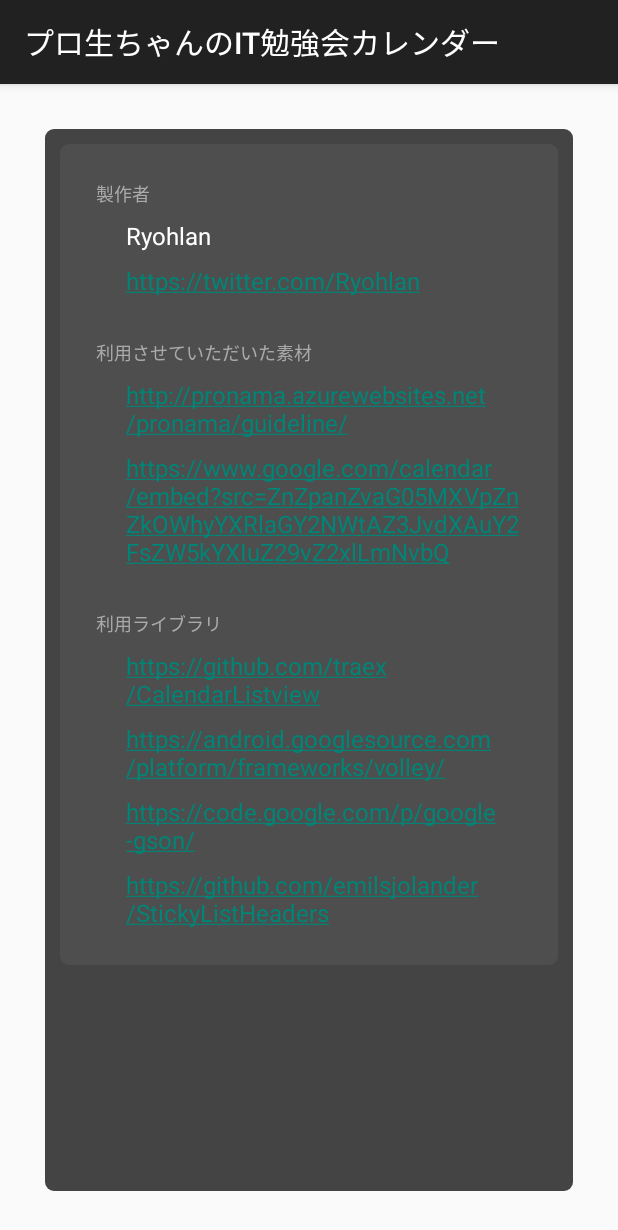
After one commit to fumiya-kume/ProNamaITCalendar, an Android app: the fragment CustomDialogFragment shown on its own in the app's theme, on a phone screen of 412 x 824 dp. The commit adds this screen. Shown: the top 1230 px of the screen. Run offline under Robolectric (Android 15) with nearby library versions, the light colour scheme and no system bars; network calls fail; 1 statement that could not run was skipped.

Commit message:
infoページ

```diff
--- a/app/src/main/AndroidManifest.xml
+++ b/app/src/main/AndroidManifest.xml
@@ -1,6 +1,6 @@
 <?xml version="1.0" encoding="utf-8"?>
 <manifest xmlns:android="http://schemas.android.com/apk/res/android"
-    package="jp.ryohlan.mascotitstudycalendar" >
+    package="jp.ryohlan.mascotitstudycalendar">
 
     <uses-permission android:name="android.permission.INTERNET" />
 
@@ -8,21 +8,17 @@
         android:allowBackup="true"
         android:icon="@drawable/ic_launcher"
         android:label="@string/app_name"
-        android:theme="@style/AppTheme" >
+        android:theme="@style/AppTheme">
         <activity
             android:name=".ListActivity"
             android:label="@string/title_activity_list"
-            android:theme="@style/AppTheme.NoActionBar" >
+            android:theme="@style/AppTheme.NoActionBar">
             <intent-filter>
                 <action android:name="android.intent.action.MAIN" />
 
                 <category android:name="android.intent.category.LAUNCHER" />
             </intent-filter>
         </activity>
-        <activity
-            android:name=".InfoActivity"
-            android:label="@string/title_activity_info" >
-        </activity>
     </application>
 
 </manifest>
--- /dev/null
+++ b/app/src/main/java/jp/ryohlan/mascotitstudycalendar/CustomDialogFragment.java
@@ -0,0 +1,29 @@
+package jp.ryohlan.mascotitstudycalendar;
+
+import android.app.Dialog;
+import android.os.Bundle;
+import android.support.v4.app.DialogFragment;
+import android.view.LayoutInflater;
+import android.view.View;
+import android.view.ViewGroup;
+import android.view.Window;
+
+public class CustomDialogFragment extends android.app.DialogFragment {
+    private static final String TAG = CustomDialogFragment.class.getSimpleName();
+    private final CustomDialogFragment self = this;
+
+    @Override
+    public void onCreate(Bundle savedInstanceState) {
+        super.onCreate(savedInstanceState);
+        setStyle(DialogFragment.STYLE_NORMAL, R.style.clear_dialog_fragment_theme);
+    }
+
+    @Override
+    public View onCreateView(LayoutInflater inflater, ViewGroup container,
+                             Bundle savedInstanceState) {
+        final Dialog dialog = getDialog();
+        dialog.getWindow().requestFeature(Window.FEATURE_NO_TITLE);
+        View view = inflater.inflate(R.layout.info, container);
+        return view;
+    }
+}
--- a/app/src/main/java/jp/ryohlan/mascotitstudycalendar/ListActivity.java
+++ b/app/src/main/java/jp/ryohlan/mascotitstudycalendar/ListActivity.java
@@ -57,6 +57,14 @@ public class ListActivity extends ActionBarActivity {
             public void onClick(View v) {
                 animationView.setBackgroundResource(R.drawable.anim_laugh);
                 ((AnimationDrawable) animationView.getBackground()).start();
+            }
+        });
+        animationView.setOnLongClickListener(new View.OnLongClickListener() {
+            @Override
+            public boolean onLongClick(View v) {
+                CustomDialogFragment fragment = new CustomDialogFragment();
+                fragment.show(getFragmentManager(), "");
+                return true;
             }
         });
         ((AnimationDrawable) animationView.getBackground()).start();
@@ -287,6 +295,9 @@ public class ListActivity extends ActionBarActivity {
     }
 
     public void fetchData() {
+        if (listView.getAdapter() != null)
+            return;
+
         Calendar calendar = Calendar.getInstance();
         RequestQueue q = VolleyHelper.getQueue(getApplicationContext());
         String url = "https://www.googleapis.com/calendar/v3/calendars/fvijvohm91uifvd9hratehf65k%40group.calendar.google.com/events?key=AIzaSyCDvMU1K3yXPSN4caYQmnommnaNyBniYBI&maxResults=500&timeMin=" + calendar.get(Calendar.YEAR) + "-" + (calendar.get(Calendar.MONTH) + 1) + "-01T00:00:00Z";
--- /dev/null
+++ b/app/src/main/res/drawable-hdpi/radius_black.xml
@@ -0,0 +1,6 @@
+<?xml version="1.0" encoding="utf-8"?>
+<shape xmlns:android="http://schemas.android.com/apk/res/android"
+    android:shape="rectangle">
+    <corners android:radius="6dp" />
+    <solid android:color="#FF444444" />
+</shape>
--- /dev/null
+++ b/app/src/main/res/layout/info.xml
@@ -0,0 +1,130 @@
+<?xml version="1.0" encoding="utf-8"?>
+<FrameLayout xmlns:android="http://schemas.android.com/apk/res/android"
+    android:layout_width="match_parent"
+    android:layout_height="match_parent">
+
+    <ScrollView
+        android:layout_width="match_parent"
+        android:layout_height="match_parent"
+        android:layout_margin="30dp"
+        android:background="@drawable/radius_black"
+        android:padding="10dp">
+
+        <LinearLayout
+            android:layout_width="match_parent"
+            android:layout_height="match_parent"
+            android:padding="20dp"
+            android:background="@drawable/radius_gray"
+            android:orientation="vertical">
+
+            <TextView
+                android:layout_width="match_parent"
+                android:layout_height="wrap_content"
+                android:padding="4dp"
+                android:textColor="#aaa"
+                android:textSize="12sp"
+                android:text="製作者" />
+
+            <TextView
+                android:layout_width="match_parent"
+                android:layout_height="wrap_content"
+                android:padding="4dp"
+                android:layout_marginLeft="20dp"
+                android:textColor="#fff"
+                android:textSize="16sp"
+                android:autoLink="all"
+                android:text="Ryohlan" />
+
+            <TextView
+                android:layout_width="match_parent"
+                android:layout_height="wrap_content"
+                android:padding="4dp"
+                android:layout_marginLeft="20dp"
+                android:layout_marginBottom="20dp"
+                android:textColor="#fff"
+                android:textSize="16sp"
+                android:autoLink="all"
+                android:text="https://twitter.com/Ryohlan" />
+
+            <TextView
+                android:layout_width="match_parent"
+                android:layout_height="wrap_content"
+                android:padding="4dp"
+                android:textColor="#aaa"
+                android:textSize="12sp"
+                android:text="利用させていただいた素材" />
+
+            <TextView
+                android:layout_width="match_parent"
+                android:layout_height="wrap_content"
+                android:padding="4dp"
+                android:layout_marginLeft="20dp"
+                android:textColor="#666"
+                android:textSize="16sp"
+                android:autoLink="all"
+                android:text="http://pronama.azurewebsites.net/pronama/guideline/" />
+
+            <TextView
+                android:layout_width="match_parent"
+                android:layout_height="wrap_content"
+                android:padding="4dp"
+                android:layout_marginLeft="20dp"
+                android:layout_marginBottom="20dp"
+                android:textColor="#666"
+                android:textSize="16sp"
+                android:autoLink="all"
+                android:text="https://www.google.com/calendar/embed?src=ZnZpanZvaG05MXVpZnZkOWhyYXRlaGY2NWtAZ3JvdXAuY2FsZW5kYXIuZ29vZ2xlLmNvbQ" />
+
+            <TextView
+                android:layout_width="match_parent"
+                android:layout_height="wrap_content"
+                android:padding="4dp"
+                android:textColor="#aaa"
+                android:textSize="12sp"
+                android:text="利用ライブラリ" />
+
+            <TextView
+                android:layout_width="match_parent"
+                android:layout_height="wrap_content"
+                android:padding="4dp"
+                android:layout_marginLeft="20dp"
+                android:textColor="#666"
+                android:textSize="16sp"
+                android:autoLink="all"
+                android:text="https://github.com/traex/CalendarListview" />
+
+            <TextView
+                android:layout_width="match_parent"
+                android:layout_height="wrap_content"
+                android:padding="4dp"
+                android:layout_marginLeft="20dp"
+                android:textColor="#666"
+                android:textSize="16sp"
+                android:autoLink="all"
+                android:text="https://android.googlesource.com/platform/frameworks/volley/" />
+
+            <TextView
+                android:layout_width="match_parent"
+                android:layout_height="wrap_content"
+                android:padding="4dp"
+                android:layout_marginLeft="20dp"
+                android:textColor="#666"
+                android:textSize="16sp"
+                android:autoLink="all"
+                android:text="https://code.google.com/p/google-gson/" />
+
+            <TextView
+                android:layout_width="match_parent"
+                android:layout_height="wrap_content"
+                android:padding="4dp"
+                android:layout_marginLeft="20dp"
+                android:textColor="#666"
+                android:textSize="16sp"
+                android:autoLink="all"
+                android:text="https://github.com/emilsjolander/StickyListHeaders" />
+
+
+        </LinearLayout>
+
+    </ScrollView>
+</FrameLayout>
--- a/app/src/main/res/values/styles.xml
+++ b/app/src/main/res/values/styles.xml
@@ -14,4 +14,9 @@
         <item name="android:background">#03A0E7</item>
     </style>
 
+    <style name="clear_dialog_fragment_theme" parent="android:Theme.Holo.Dialog">
+        <item name="android:windowNoTitle">true</item>
+        <item name="android:windowIsFloating">false</item>
+        <item name="android:windowBackground">@android:color/transparent</item>
+    </style>
 </resources>
```
